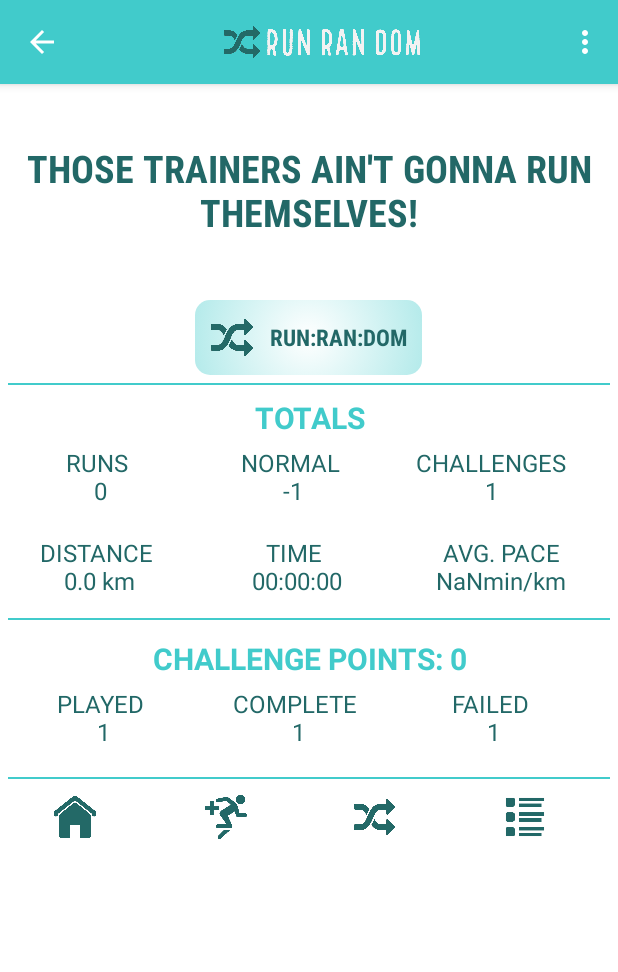
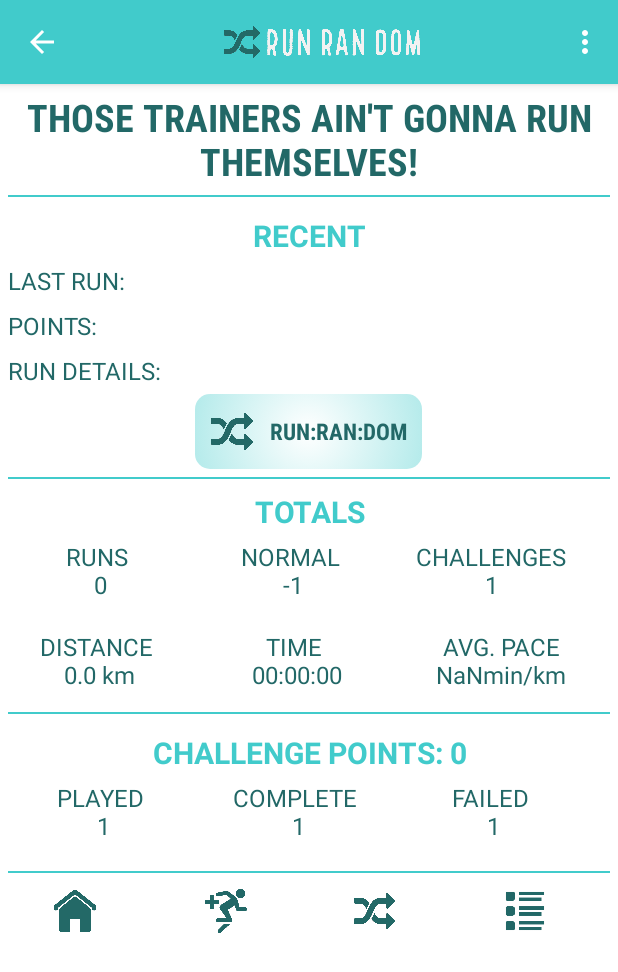
Before and after one commit to winnie-ho/161215_JavaAndroidProject, an Android app: the ChallengeSelect screen opened directly, with no data from a screen before it, in the options menu, after a tap on "HOME", on a phone screen of 412 x 824 dp. Shown: the top 972 px of the screen. Run offline under Robolectric (Android 15) with nearby library versions, the phone set to English and light mode, and no system bars.

Commit message:
some changes to the main activity page layout

```diff
--- a/RunTrack/app/src/main/java/com/example/user/runtrack/Challenge.java
+++ b/RunTrack/app/src/main/java/com/example/user/runtrack/Challenge.java
@@ -4,11 +4,11 @@ package com.example.user.runtrack;
  * Created by user on 20/12/2016.
  */
 public class Challenge {
-    String title;
-    int distance;
-    String description;
-    String image;
-    String type;
+    private String title;
+    private int distance;
+    private String description;
+    private String image;
+    private String type;
 
     //Constructor
     public Challenge(String title,int distance, String description, String image, String type){
--- a/RunTrack/app/src/main/java/com/example/user/runtrack/HillChallenge.java
+++ b/RunTrack/app/src/main/java/com/example/user/runtrack/HillChallenge.java
@@ -36,6 +36,8 @@ public class HillChallenge {
             "Hills");
 
 
+
+
     //Getters
     public ArrayList getHillChallenges(){
         return this.hillChallenges;
--- a/RunTrack/app/src/main/res/layout/activity_main.xml
+++ b/RunTrack/app/src/main/res/layout/activity_main.xml
@@ -9,7 +9,7 @@
             android:id="@+id/progress_message"
             android:layout_width="match_parent"
             android:text="RANDOM MESSAGE"
-            android:layout_height="138dp"
+            android:layout_height="70dp"
             android:fontFamily="sans-serif-condensed"
             android:textSize="25dp"
             android:textAlignment="center"
@@ -18,6 +18,61 @@
             android:layout_gravity="center"
             android:gravity="center_vertical"
             android:layout_margin="2dp" />
+
+    <LinearLayout
+        android:layout_width="match_parent"
+        android:layout_height="1dp"
+        android:background="@color/colorPrimary"
+        android:layout_marginRight="5dp"
+        android:layout_marginLeft="5dp">
+    </LinearLayout>
+
+    <TextView
+        android:id="@+id/recents"
+        android:text="RECENT"
+        android:layout_width="match_parent"
+        android:layout_height="35dp"
+        android:layout_marginTop="4dp"
+        android:layout_marginLeft="4dp"
+        android:layout_marginRight="4dp"
+        android:textSize="20dp"
+        android:textAlignment="center"
+        android:textColor="@color/colorPrimary"
+        android:textStyle="bold"
+        android:layout_gravity="center_horizontal"
+        android:gravity="bottom" />
+
+
+        <TextView
+            android:id="@+id/recent_run"
+            android:layout_width="130dp"
+            android:layout_height="30dp"
+            android:text="LAST RUN:"
+            android:textSize="16dp"
+            android:textColor="@color/colorPrimaryDark"
+            android:padding="5dp"
+            android:layout_gravity="left" />
+
+        <TextView
+            android:id="@+id/recent_points"
+            android:layout_width="130dp"
+            android:layout_height="30dp"
+            android:textSize="16dp"
+            android:textColor="@color/colorPrimaryDark"
+            android:text="POINTS:"
+            android:layout_gravity="left"
+            android:padding="5dp" />
+
+        <TextView
+            android:id="@+id/recent_run_details"
+            android:layout_width="130dp"
+            android:layout_height="30dp"
+            android:text="RUN DETAILS:"
+            android:textSize="16dp"
+            android:textColor="@color/colorPrimaryDark"
+            android:layout_gravity="left"
+            android:padding="5dp" />
+
 
         <RelativeLayout
             android:clickable="true"
@@ -28,8 +83,8 @@
             android:layout_marginRight="4dp"
             android:layout_marginTop="2dp"
             android:layout_marginBottom="5dp"
-        android:layout_gravity="center"
-        android:id="@+id/challenges1">
+            android:id="@+id/challenges1"
+            android:layout_gravity="center">
 
             <ImageView
                 android:id="@+id/runrandom_image"
@@ -187,6 +242,7 @@
         android:gravity="bottom" />
 
 
+
         <LinearLayout xmlns:android="http://schemas.android.com/apk/res/android"
             android:orientation="horizontal"
             android:layout_width="match_parent"
--- a/RunTrack/app/src/main/res/layout/challenges.xml
+++ b/RunTrack/app/src/main/res/layout/challenges.xml
@@ -26,7 +26,7 @@
         android:id="@+id/map"
         android:layout_width="match_parent"
         android:layout_height="220dp"
-        android:layout_margin="4dp"/>
+        android:layout_margin="2dp"/>
 
 
     <LinearLayout
```
Lines whose indentation alone changed are shown as unchanged.
